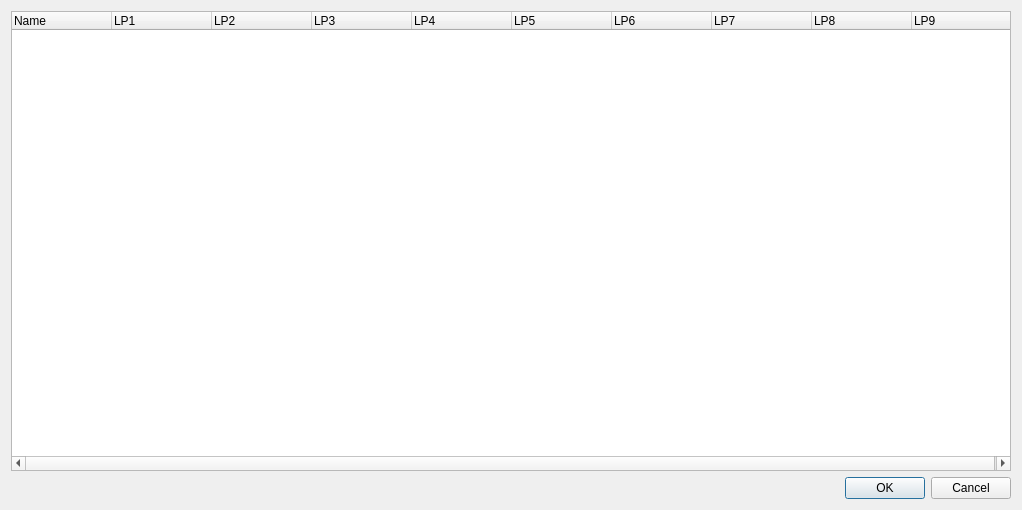
c-mellueh/SOM-Toolkit, file som_gui/qt_designs/ProjectPhaseWindow.ui: the form before one commit.
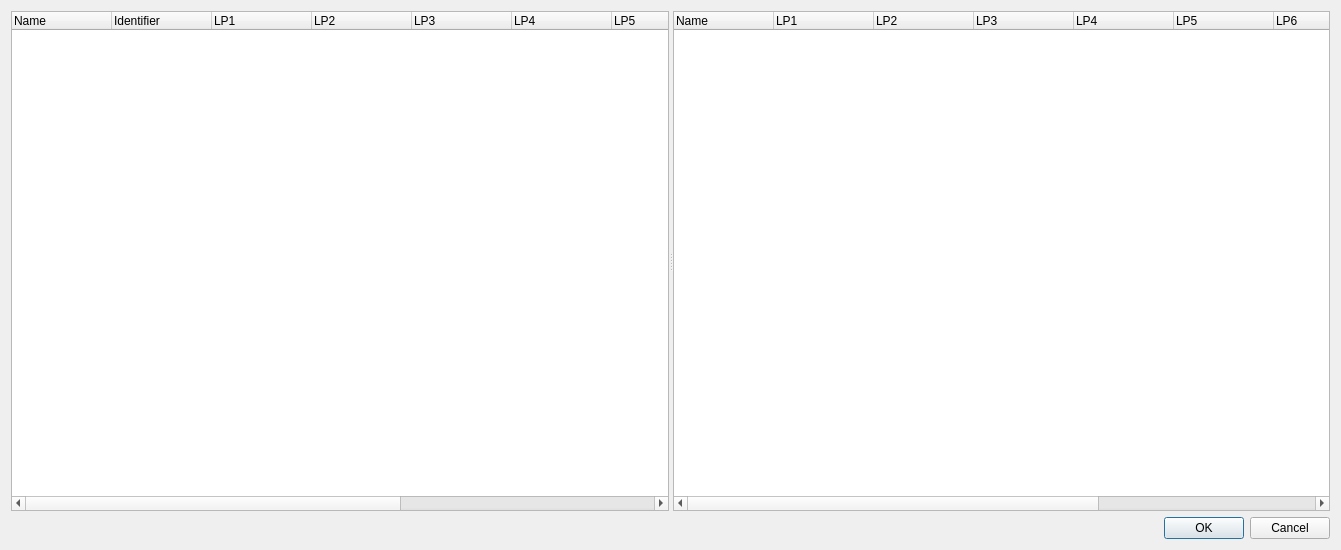
The form after the commit.

Commit message: fill project_phase view

```diff
--- a/som_gui/qt_designs/ProjectPhaseWindow.ui
+++ b/som_gui/qt_designs/ProjectPhaseWindow.ui
@@ -6,8 +6,8 @@
    <rect>
     <x>0</x>
     <y>0</y>
-    <width>1022</width>
-    <height>510</height>
+    <width>1341</width>
+    <height>550</height>
    </rect>
   </property>
   <property name="windowTitle">
@@ -15,12 +15,21 @@
   </property>
   <layout class="QVBoxLayout" name="verticalLayout">
    <item>
-    <widget class="QTreeWidget" name="treeWidget">
+    <widget class="QSplitter" name="splitter">
+     <property name="orientation">
+      <enum>Qt::Horizontal</enum>
+     </property>
+     <widget class="QTreeWidget" name="object_tree">
      <column>
       <property name="text">
        <string>Name</string>
       </property>
      </column>
+      <column>
+       <property name="text">
+        <string>Identifier</string>
+       </property>
+      </column>
      <column>
       <property name="text">
        <string>LP1</string>
@@ -66,6 +75,59 @@
        <string>LP9</string>
       </property>
      </column>
+     </widget>
+     <widget class="QTreeWidget" name="property_set_tree">
+      <column>
+       <property name="text">
+        <string>Name</string>
+       </property>
+      </column>
+      <column>
+       <property name="text">
+        <string>LP1</string>
+       </property>
+      </column>
+      <column>
+       <property name="text">
+        <string>LP2</string>
+       </property>
+      </column>
+      <column>
+       <property name="text">
+        <string>LP3</string>
+       </property>
+      </column>
+      <column>
+       <property name="text">
+        <string>LP4</string>
+       </property>
+      </column>
+      <column>
+       <property name="text">
+        <string>LP5</string>
+       </property>
+      </column>
+      <column>
+       <property name="text">
+        <string>LP6</string>
+       </property>
+      </column>
+      <column>
+       <property name="text">
+        <string>LP7</string>
+       </property>
+      </column>
+      <column>
+       <property name="text">
+        <string>LP8</string>
+       </property>
+      </column>
+      <column>
+       <property name="text">
+        <string>LP9</string>
+       </property>
+      </column>
+     </widget>
     </widget>
    </item>
    <item>
```
Lines whose indentation alone changed are shown as unchanged. The commit also changes 7 other files.
